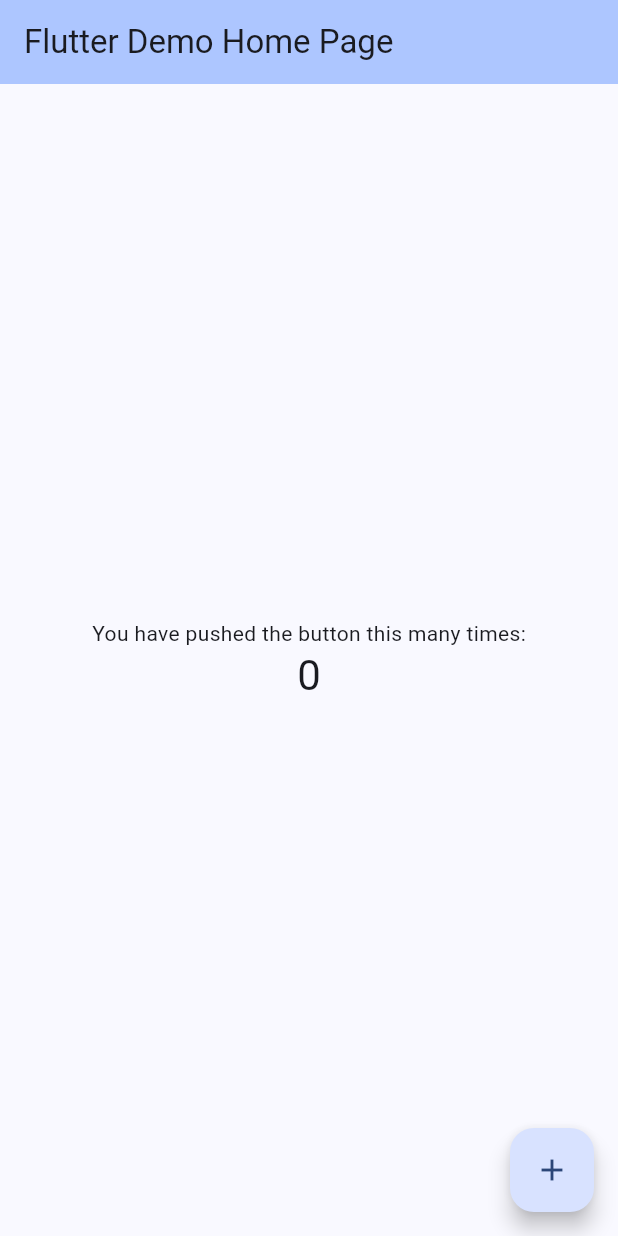
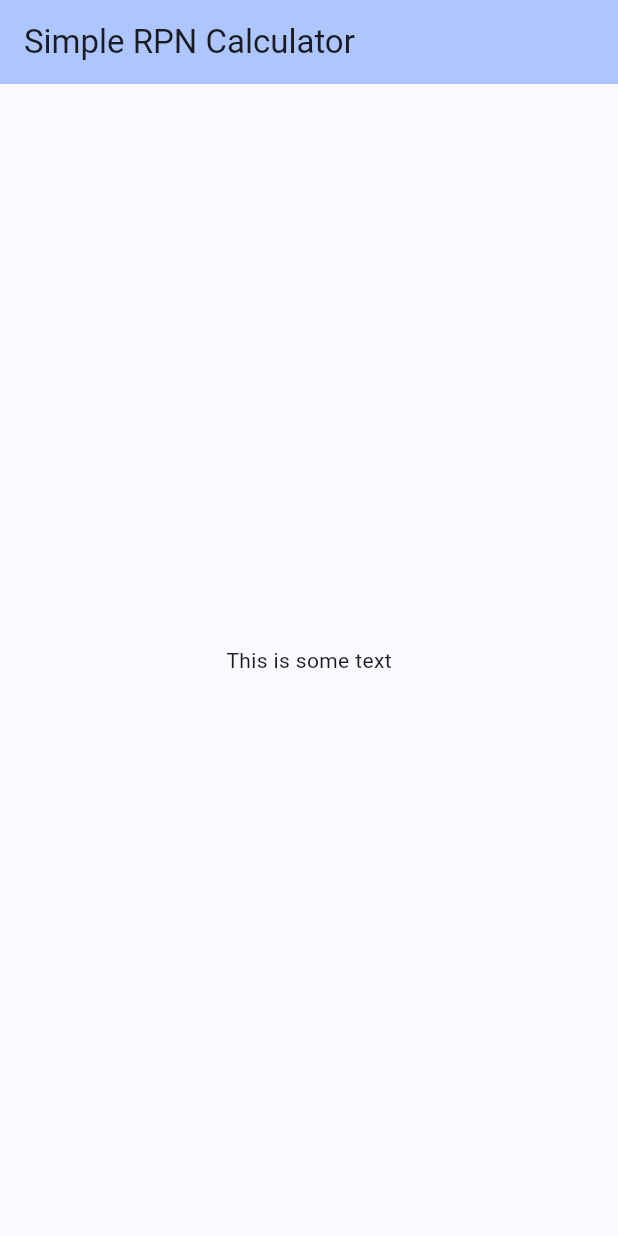
Before and after one commit to fumblystuff/simple-rpn-calculator, a Flutter app: the screen it shows after launch, on a phone screen of 412 x 824 dp. Run offline on Flutter 3.47's test engine with Material 2 defaults, Android fonts, the light colour scheme and no system bars.

Commit message:
started cleaning up the boilerplate code

```diff
--- a/lib/main.dart
+++ b/lib/main.dart
@@ -1,4 +1,7 @@
 import 'package:flutter/material.dart';
+import 'package:simple_rpn_calc/pages/home.dart';
+
+const appName = 'Simple RPN Calculator';
 
 void main() {
   runApp(const MyApp());
@@ -11,115 +14,12 @@
   @override
   Widget build(BuildContext context) {
     return MaterialApp(
-      title: 'Flutter Demo',
+      title: appName,
       theme: ThemeData(
-        // This is the theme of your application.
-        //
-        // TRY THIS: Try running your application with "flutter run". You'll see
-        // the application has a blue toolbar. Then, without quitting the app,
-        // try changing the seedColor in the colorScheme below to Colors.green
-        // and then invoke "hot reload" (save your changes or press the "hot
-        // reload" button in a Flutter-supported IDE, or press "r" if you used
-        // the command line to start the app).
-        //
-        // Notice that the counter didn't reset back to zero; the application
-        // state is not lost during the reload. To reset the state, use hot
-        // restart instead.
-        //
-        // This works for code too, not just values: Most code changes can be
-        // tested with just a hot reload.
         colorScheme: ColorScheme.fromSeed(seedColor: Colors.blueAccent),
         useMaterial3: true,
       ),
-      home: const MyHomePage(title: 'Flutter Demo Home Page'),
+      home: const HomePage(title: appName),
     );
   }
 }
-
-class MyHomePage extends StatefulWidget {
-  const MyHomePage({super.key, required this.title});
-
-  // This widget is the home page of your application. It is stateful, meaning
-  // that it has a State object (defined below) that contains fields that affect
-  // how it looks.
-
-  // This class is the configuration for the state. It holds the values (in this
-  // case the title) provided by the parent (in this case the App widget) and
-  // used by the build method of the State. Fields in a Widget subclass are
-  // always marked "final".
-
-  final String title;
-
-  @override
-  State<MyHomePage> createState() => _MyHomePageState();
-}
-
-class _MyHomePageState extends State<MyHomePage> {
-  int _counter = 0;
-
-  void _incrementCounter() {
-    setState(() {
-      // This call to setState tells the Flutter framework that something has
-      // changed in this State, which causes it to rerun the build method below
-      // so that the display can reflect the updated values. If we changed
-      // _counter without calling setState(), then the build method would not be
-      // called again, and so nothing would appear to happen.
-      _counter++;
-    });
-  }
-
-  @override
-  Widget build(BuildContext context) {
-    // This method is rerun every time setState is called, for instance as done
-    // by the _incrementCounter method above.
-    //
-    // The Flutter framework has been optimized to make rerunning build methods
-    // fast, so that you can just rebuild anything that needs updating rather
-    // than having to individually change instances of widgets.
-    return Scaffold(
-      appBar: AppBar(
-        // TRY THIS: Try changing the color here to a specific color (to
-        // Colors.amber, perhaps?) and trigger a hot reload to see the AppBar
-        // change color while the other colors stay the same.
-        backgroundColor: Theme.of(context).colorScheme.inversePrimary,
-        // Here we take the value from the MyHomePage object that was created by
-        // the App.build method, and use it to set our appbar title.
-        title: Text(widget.title),
-      ),
-      body: Center(
-        // Center is a layout widget. It takes a single child and positions it
-        // in the middle of the parent.
-        child: Column(
-          // Column is also a layout widget. It takes a list of children and
-          // arranges them vertically. By default, it sizes itself to fit its
-          // children horizontally, and tries to be as tall as its parent.
-          //
-          // Column has various properties to control how it sizes itself and
-          // how it positions its children. Here we use mainAxisAlignment to
-          // center the children vertically; the main axis here is the vertical
-          // axis because Columns are vertical (the cross axis would be
-          // horizontal).
-          //
-          // TRY THIS: Invoke "debug painting" (choose the "Toggle Debug Paint"
-          // action in the IDE, or press "p" in the console), to see the
-          // wireframe for each widget.
-          mainAxisAlignment: MainAxisAlignment.center,
-          children: <Widget>[
-            const Text(
-              'You have pushed the button this many times:',
-            ),
-            Text(
-              '$_counter',
-              style: Theme.of(context).textTheme.headlineMedium,
-            ),
-          ],
-        ),
-      ),
-      floatingActionButton: FloatingActionButton(
-        onPressed: _incrementCounter,
-        tooltip: 'Increment',
-        child: const Icon(Icons.add),
-      ), // This trailing comma makes auto-formatting nicer for build methods.
-    );
-  }
-}
--- /dev/null
+++ b/lib/pages/home.dart
@@ -0,0 +1,31 @@
+import 'package:flutter/material.dart';
+
+class HomePage extends StatefulWidget {
+  const HomePage({super.key, required this.title});
+  final String title;
+
+  @override
+  State<HomePage> createState() => _HomePageState();
+}
+
+class _HomePageState extends State<HomePage> {
+  @override
+  Widget build(BuildContext context) {
+    return Scaffold(
+      appBar: AppBar(
+        backgroundColor: Theme.of(context).colorScheme.inversePrimary,
+        title: Text(widget.title),
+      ),
+      body: const Center(
+        child: Column(
+          mainAxisAlignment: MainAxisAlignment.center,
+          children: <Widget>[
+            Text(
+              'This is some text',
+            ),
+          ],
+        ),
+      ),
+    );
+  }
+}
```
